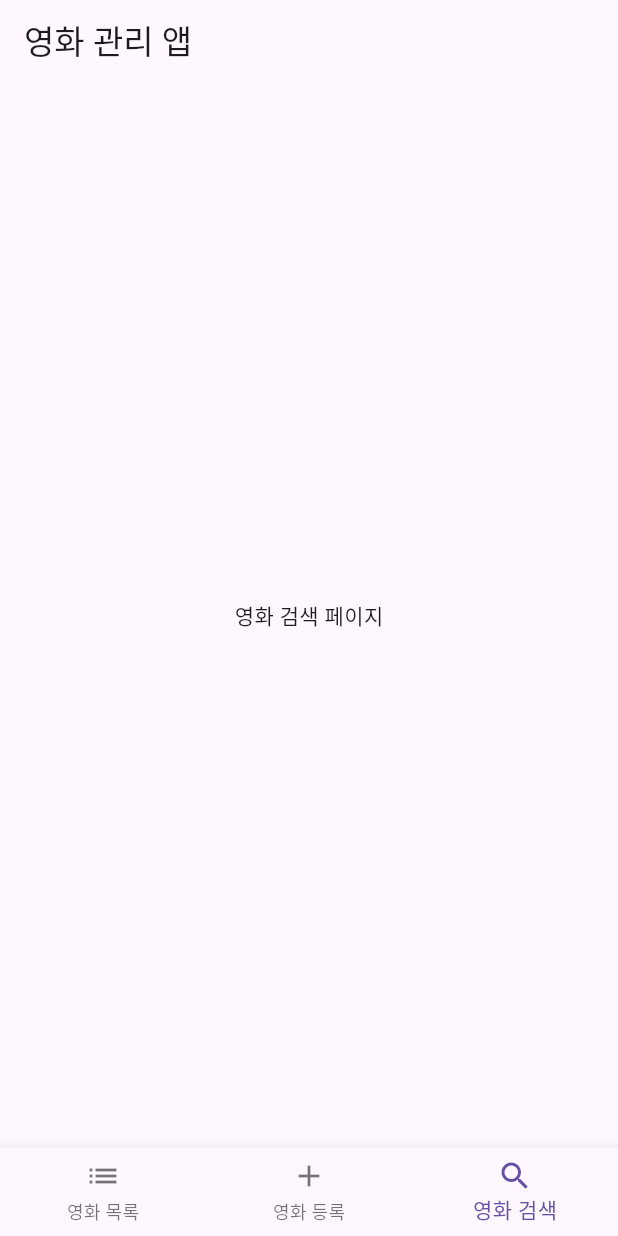
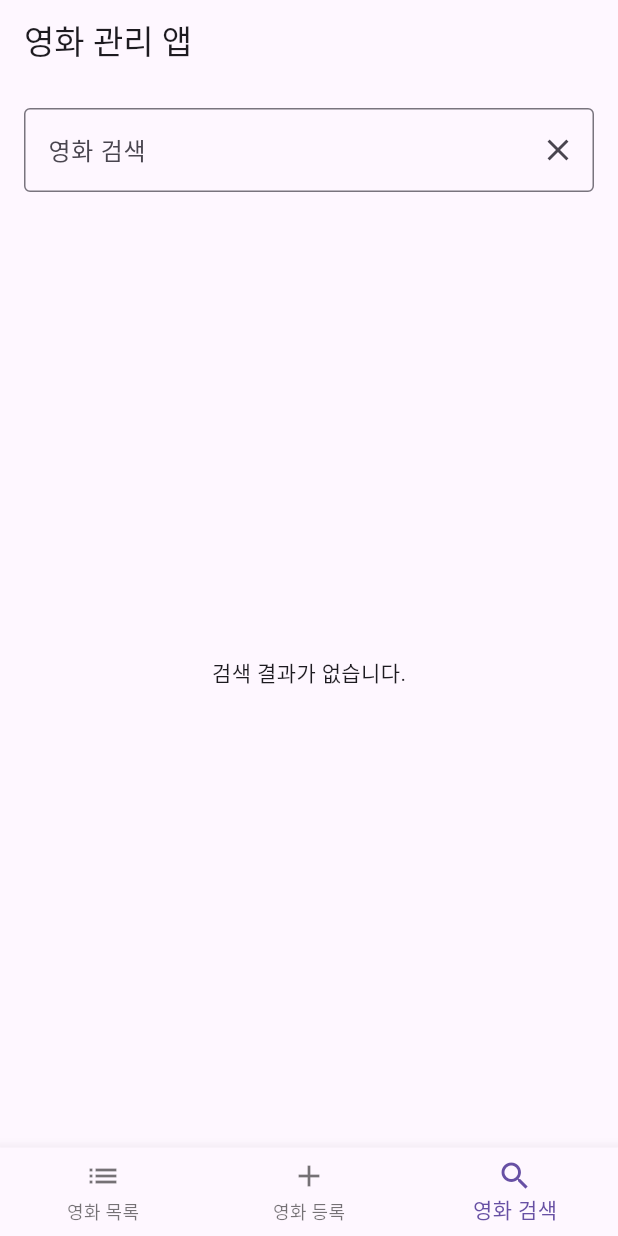
Before and after one commit to kimsua-02/16_flutter, a Flutter app: the screen it shows after launch, item 3 of the bottom bar chosen, on a phone screen of 412 x 824 dp. Run offline on Flutter 3.47's test engine with Material 3 defaults, Android fonts, the phone set to English and light mode, and no system bars; our stand-ins replace flutter_contacts, image_picker, permission_handler.

Commit message:
chap07_question_complete

```diff
--- a/chap07_navigation/lib/question.dart
+++ b/chap07_navigation/lib/question.dart
@@ -2,31 +2,35 @@
 
 /*
 * 영화 관리 앱
-*  - BottomNavigationBarItem 로 "영화 목록", "영화 등록", "영화 검색" 페이지 클릭할 때마다 이동 되게 [구현]
-*  - 영화 등록 페아지에서 영화 등록 시 TextField 로 영화 제목, 영화 감독 입력 받기 [구현]
-*  - 영화 등록 페이지에서 영화 등록 시 영화 목록에 등록한 영화가 나타나게 [미구현]
-*  - 영화 목록 페이지에서 영화 등록 전 "등록된 영화가 없습니다" 띄움  [구현]
-*  - 영화 목록 페이지에서 영화 등록 후 삭제도 가능  [미구현]
-*  - 영화 삭제는 Icons.delete 아이콘으로  [미구현]
-*  - 영화 검색 페이지에서 "검색" 클릭 시 등록한 영화 나오도록  [미구현]
+*  - BottomNavigationBarItem 로 "영화 목록", "영화 등록", "영화 검색" 페이지 클릭할 때마다 이동 되게 [ 구현 ]
+*  - 영화 등록 페이지에서 영화 등록 시 TextField 로 영화 제목, 감독, 내용 입력 받기 [ 구현 ]
+*  - 영화 등록 페이지에서 영화 등록 시 영화 목록에 등록한 영화가 나타나게 [ 구현 ]
+*  - 영화 목록 페이지에서 영화 등록 전 "등록된 영화가 없습니다" 띄움  [ 구현 ]
+*  - 영화 목록 페이지에서 영화 등록 후 삭제도 가능  [ 구현 ]
+*  - 영화 삭제는 Icons.delete 아이콘으로  [ 구현 ]
+*  - 영화 검색 페이지에서 "검색" 클릭 시 등록한 영화 나오도록  [ 미구현 ]
 * */
 
 import 'package:flutter/material.dart';
 
 class MoviePage extends StatefulWidget {
+
   MoviePage({super.key});
 
   @override
   State<MoviePage> createState() => _MoviePageState();
 }
 
+// 메인 페이지를 관리하는 Stateful 위젯
 class _MoviePageState extends State<MoviePage> {
+
+  // 현재 선택된 하단 네비게이션 바의 인덱스
   int _selectedIndex = 0;
 
   // 영화 데이터를 관리하는 리스트
   final List<Map<String, String>> _movies = [];
 
-  // 페이지 변경 로직
+  // 현재 선택된 페이지를 반환하는 함수
   Widget _getPage() {
     switch (_selectedIndex) {
       case 0:
@@ -39,27 +43,30 @@ class _MoviePageState extends State<MoviePage> {
           onAddMovie: _addMovie,
         ); // 영화 등록 페이지
       case 2:
-        return Center(child: Text("영화 검색 페이지")); // 영화 검색 페이지
+        return MovieSearchPage(
+          movies: _movies,
+        ); // 영화 검색 페이지
       default:
+        // 기본 페이지 (잘못된 인덱스 처리)
         return Center(child: Text("페이지 없음"));
     }
   }
 
-  // 영화 등록 함수
+  // 영화 데이터 추가 함수
   void _addMovie(Map<String, String> movie) {
     setState(() {
       _movies.add(movie);
     });
   }
 
-  // 영화 삭제 함수
+  // 영화 데이터 삭제 함수
   void _deleteMovie(int index) {
     setState(() {
       _movies.removeAt(index);
     });
   }
 
-  // 선택된 인덱스를 변경하는 함수
+  // 네비게이션 바 선택 변경 처리
   void _onItemTapped(int index) {
     setState(() {
       _selectedIndex = index;
@@ -70,23 +77,23 @@ class _MoviePageState extends State<MoviePage> {
   Widget build(BuildContext context) {
     return Scaffold(
       appBar: AppBar(
-        title: Text("영화 관리 앱"),
+         title: Text("영화 관리 앱"),  // 상단 AppBar 타이틀
       ),
-      body: _getPage(),
+      body: _getPage(), // 현재 선택된 페이지를 표시
       bottomNavigationBar: BottomNavigationBar(
-        currentIndex: _selectedIndex,
+        currentIndex: _selectedIndex,  // 선택 변경 처리 함수
         onTap: _onItemTapped,
         items: [
           BottomNavigationBarItem(
-            label: "영화 목록",
+            label: "영화 목록",   // 영화 목록
             icon: Icon(Icons.list),
           ),
           BottomNavigationBarItem(
-            label: "영화 등록",
+            label: "영화 등록",   // 영화 등록
             icon: Icon(Icons.add),
           ),
           BottomNavigationBarItem(
-            label: "영화 검색",
+            label: "영화 검색",   // 영화 검색
             icon: Icon(Icons.search),
           ),
         ],
@@ -95,26 +102,110 @@ class _MoviePageState extends State<MoviePage> {
   }
 }
 
+// 영화 검색 페이지
+class MovieSearchPage extends StatefulWidget {
+
+  final List<Map<String, String>> movies;
+
+  MovieSearchPage({super.key, required this.movies});
+
+  @override
+  State<MovieSearchPage> createState() => _MovieSearchPageState();
+}
+
+class _MovieSearchPageState extends State<MovieSearchPage> {
+
+  final TextEditingController _searchController = TextEditingController();
+  List<Map<String, String>> _filteredMovies = [];
+
+  @override
+  void initState() {
+    super.initState();
+    _filteredMovies = widget.movies;
+  }
+
+  void _searchMovies(String query) {
+    setState(() {
+      if(query.isEmpty) {
+        _filteredMovies = widget.movies;
+      } else {
+        _filteredMovies = widget.movies
+            .where((movie) =>
+            movie['title']!.toLowerCase().contains(query.toLowerCase()))
+            .toList();
+      }
+    });
+  }
+
+  @override
+  Widget build(BuildContext context) {
+    return Scaffold(
+      body: Padding(padding: const EdgeInsets.all(16),
+        child: Column(
+          children: [
+            TextField(
+              controller: _searchController,
+              decoration: InputDecoration(
+                labelText: "영화 검색",
+                border: OutlineInputBorder(),
+                suffixIcon: IconButton(icon: Icon(Icons.clear),
+                onPressed: (){
+                  _searchController.clear();
+                  _searchMovies('');
+                },
+                )
+              ),
+              onChanged: _searchMovies,
+            ),
+            SizedBox(height: 20),
+            Expanded(child: _filteredMovies.isEmpty
+                ? Center(child: Text("검색 결과가 없습니다."))
+                : ListView.builder(
+                    itemCount: _filteredMovies.length,
+                    itemBuilder: (context, index) {
+                      final movie = _filteredMovies[index];
+                      return ListTile(
+                        title: Text(movie['title'] ?? "제목없음"),
+                        subtitle: Text(movie['director'] ?? "감독없음"),
+                        onTap: (){
+                          Navigator.push(context,MaterialPageRoute(builder: (context) =>
+                              MovieDetailPage(movie: movie,)
+                          ));
+                        },
+                      );
+                    },
+              )
+            )
+          ],
+        ),
+      ),
+    );
+  }
+}
+
+
+// 영화 목록을 표시하는 Stateless 위젯
 class MovieListPage extends StatelessWidget {
-  final List<Map<String, String>> movies;
-  final Function(int) onDelete;
+  final List<Map<String, String>> movies;   // 영화 데이터 리스트
+  final Function(int) onDelete;       // 영화 삭제 함수
 
   MovieListPage({super.key, required this.movies, required this.onDelete});
 
   @override
   Widget build(BuildContext context) {
     return movies.isEmpty
-        ? Center(child: Text("등록된 영화가 없습니다"))
+        ? Center(child: Text("등록된 영화가 없습니다"))   // 영화가 없을 때 표시
         : ListView.builder(
       itemCount: movies.length,
       itemBuilder: (context, index) {
-        final movie = movies[index];
+        final movie = movies[index];  // 현재 영화 데이터
         return ListTile(
-          title: Text(movie['title'] ?? "제목 없음"),
-          subtitle: Text(movie['director'] ?? "감독 없음"),
+          title: Text(movie['title'] ?? "제목 없음"),   // 영화 제목
+          subtitle: Text(movie['director'] ?? "감독 없음"), // 영화 감독
           trailing: IconButton(
-            icon: Icon(Icons.delete, color: Colors.red),
+            icon: Icon(Icons.delete, color: Colors.red), // 삭제 아이콘
             onPressed: () {
+              // 삭제 확인 다이얼 로그 표시
               showDialog(
                 context: context,
                 builder: (context) => AlertDialog(
@@ -138,10 +229,11 @@ class MovieListPage extends StatelessWidget {
             },
           ),
           onTap: () {
+            // 영화 상세 페이지로 이동
             Navigator.push(
               context,
               MaterialPageRoute(
-                builder: (context) => MovieDetailPage(movie: movie),
+                builder: (context) => MovieDetailPage(movie: movie),  // 상세 페이지 생성
               ),
             );
           },
@@ -151,8 +243,9 @@ class MovieListPage extends StatelessWidget {
   }
 }
 
+// 영화 등록 기능을 제공하는 Stateful 위젯
 class MovieRegistrationPage extends StatefulWidget {
-  final Function(Map<String, String>) onAddMovie;
+  final Function(Map<String, String>) onAddMovie; // 영화 추가 함수
 
   MovieRegistrationPage({super.key, required this.onAddMovie});
 
@@ -161,14 +254,18 @@ class MovieRegistrationPage extends StatefulWidget {
 }
 
 class _MovieRegistrationPageState extends State<MovieRegistrationPage> {
+  // 텍스트 입력 필드 컨트롤러
   final TextEditingController _movieTitle = TextEditingController();
   final TextEditingController _movieDirector = TextEditingController();
   final TextEditingController _movieContent = TextEditingController();
 
+  // 영화 등록 처리
   void _registerMovie() {
     if (_movieTitle.text.isNotEmpty &&
         _movieDirector.text.isNotEmpty &&
         _movieContent.text.isNotEmpty) {
+
+      // 입력 필드가 모두 비어있지 않을 때
       showDialog(
         context: context,
         builder: (context) => AlertDialog(
@@ -182,9 +279,9 @@ class _MovieRegistrationPageState extends State<MovieRegistrationPage> {
             TextButton(
               onPressed: () {
                 widget.onAddMovie({
-                  'title': _movieTitle.text,
-                  'director': _movieDirector.text,
-                  'content': _movieContent.text,
+                  'title': _movieTitle.text,      // 제목 추가
+                  'director': _movieDirector.text,  // 감독 추가
+                  'content': _movieContent.text,    // 내용 추가
                 });
 
                 // 입력 필드 초기화
@@ -192,7 +289,7 @@ class _MovieRegistrationPageState extends State<MovieRegistrationPage> {
                 _movieDirector.clear();
                 _movieContent.clear();
 
-                Navigator.of(context).pop();
+                Navigator.of(context).pop();  // 다이얼 로그 닫기
               },
               child: Text("확인"),
             ),
@@ -200,6 +297,7 @@ class _MovieRegistrationPageState extends State<MovieRegistrationPage> {
         ),
       );
     } else {
+      // 입력 필드가 비어 있을 때
       ScaffoldMessenger.of(context).showSnackBar(
         SnackBar(content: Text("모든 필드를 입력해주세요.")),
       );
@@ -240,8 +338,10 @@ class _MovieRegistrationPageState extends State<MovieRegistrationPage> {
   }
 }
 
+
+// 영화 상세 정보를 표시하는 Stateless 위젯
 class MovieDetailPage extends StatelessWidget {
-  final Map<String, String> movie;
+  final Map<String, String> movie;  // 영화 데이터
 
   MovieDetailPage({super.key, required this.movie});
 
@@ -249,7 +349,7 @@ class MovieDetailPage extends StatelessWidget {
   Widget build(BuildContext context) {
     return Scaffold(
       appBar: AppBar(
-        title: Text(movie['title'] ?? "제목 없음"),
+        title: Text(movie['title'] ?? "제목 없음"),  // 상단 타이틀
       ),
       body: Padding(
         padding: const EdgeInsets.all(16.0),
```
